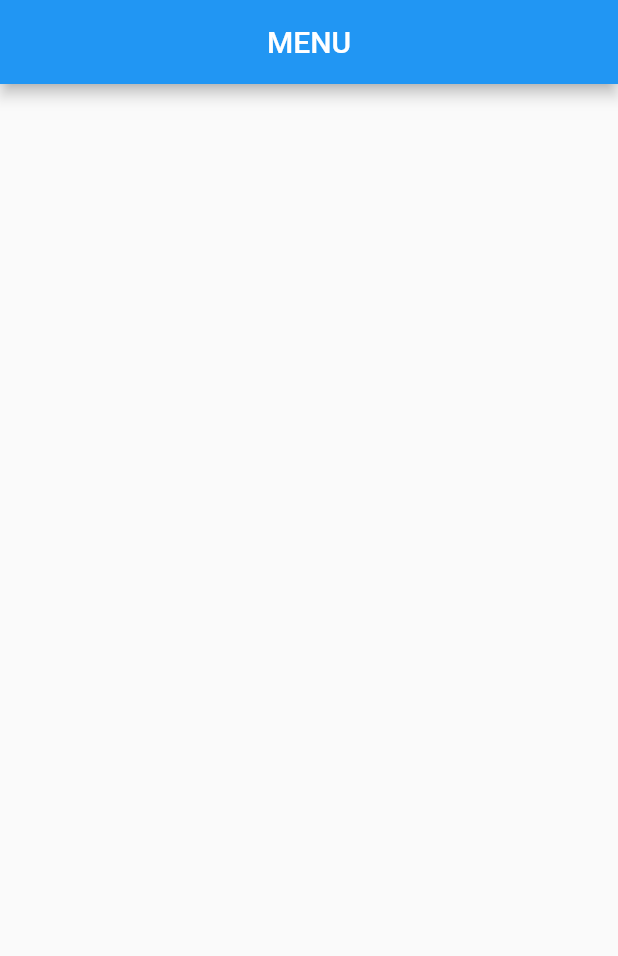
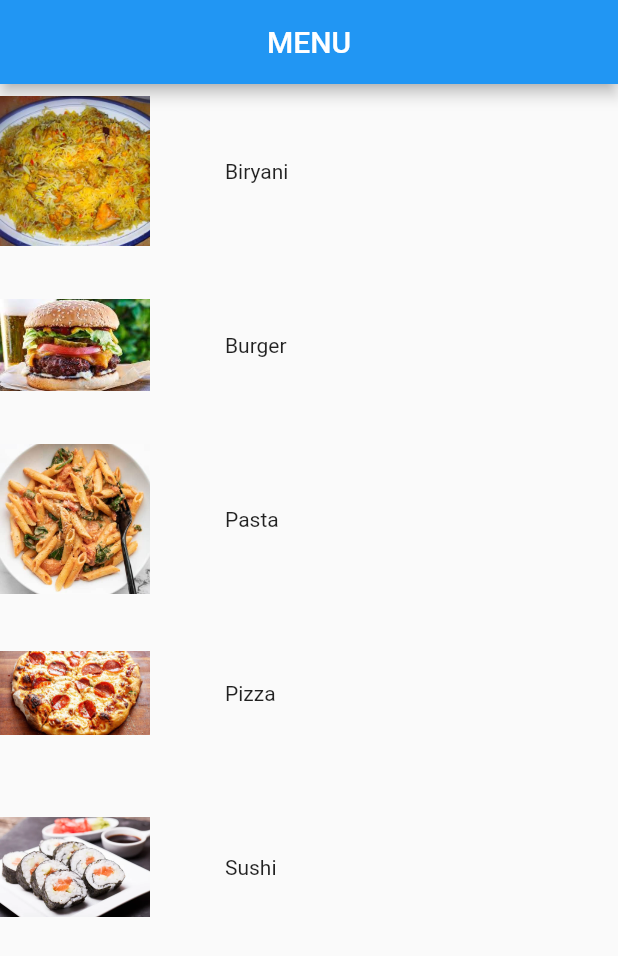
Before and after one commit to Athoob-Butaiban/Menu-App, a Flutter app: the screen it shows after launch, on a phone screen of 412 x 824 dp. Shown: the top 956 px of the screen. Run offline on Flutter 3.47's test engine with Material 2 defaults, Android fonts, the phone set to English and light mode, and no system bars.

Commit message:
menu app is working

```diff
--- /dev/null
+++ b/lib/items.dart
@@ -0,0 +1,32 @@
+// in this file the custom widget happens
+
+// linking the files by importing them
+import 'package:flutter/material.dart';
+
+import 'package:menu_app/model/dish.dart';
+
+class Items extends StatelessWidget {
+  final Dish dish; // defining dish
+
+  const Items({
+    Key? key,
+    required this.dish,
+  }) : super(key: key);
+
+  @override
+  Widget build(BuildContext context) {
+    return Row(
+      children: [
+        Image.asset(
+          dish.imagePath,
+          height: 100,
+          width: 100,
+        ),
+        Container(
+          padding: EdgeInsets.all(50),
+          child: Text(dish.name),
+        )
+      ],
+    );
+  }
+}
--- a/lib/main.dart
+++ b/lib/main.dart
@@ -1,4 +1,5 @@
 import 'package:flutter/material.dart';
+import 'package:menu_app/menu.dart';
 
 void main() {
   runApp(const MyApp());
@@ -6,8 +7,6 @@ void main() {
 
 class MyApp extends StatelessWidget {
   const MyApp({super.key});
-
-  // This widget is the root of your application.
   @override
   Widget build(BuildContext context) {
     return MaterialApp(
@@ -15,16 +14,7 @@ class MyApp extends StatelessWidget {
       theme: ThemeData(
         primarySwatch: Colors.blue,
       ),
-      home: Menu(),
+      home: Menu(), // calling the class to be run it
     );
   }
 }
-
-class Menu extends StatelessWidget {
-  @override
-  Widget build(BuildContext context) {
-    return Scaffold(
-      appBar: AppBar(centerTitle: true, title: Text("MENU")),
-    );
-  }
-}
--- /dev/null
+++ b/lib/menu.dart
@@ -0,0 +1,37 @@
+// linking the files by importing them
+import 'package:flutter/material.dart';
+import 'package:menu_app/items.dart';
+import 'package:menu_app/model/dish.dart';
+
+class Menu extends StatelessWidget {
+  Menu({super.key}); // constructor
+
+  // defining a list that carry the name and path of each item
+  var dishes = [
+    Dish(name: "Biryani", imagePath: "assets/biryani.jpg"),
+    Dish(name: "Burger", imagePath: "assets/burger.jpg"),
+    Dish(name: "Pasta", imagePath: "assets/pasta.jpg"),
+    Dish(name: "Pizza", imagePath: "assets/pizza.jpg"),
+    Dish(name: "Sushi", imagePath: "assets/sushi.jpg"),
+  ];
+
+  @override
+  Widget build(BuildContext context) {
+    return Scaffold(
+      appBar: AppBar(
+        centerTitle: true,
+        title: Text(
+          "MENU",
+        ),
+      ),
+      // making  cust widget
+      body: ListView.builder(
+        // list view is used so the user can scrol the screen
+        itemCount: dishes.length,
+        itemBuilder: ((context, index) {
+          return Items(dish: dishes[index]);
+        }),
+      ),
+    );
+  }
+}
--- /dev/null
+++ b/lib/model/dish.dart
@@ -0,0 +1,7 @@
+// make a new class for the custmized widget
+
+class Dish {
+  String name, imagePath; // defining vars
+
+  Dish({required this.name, required this.imagePath}); // class constructor
+}
```
Also changed, not shown: pubspec.yaml (+8 -4 lines), assets/biryani.jpg (added), assets/burger.jpg (added), assets/pasta.jpg (added), assets/pizza.jpg (added), assets/sushi.jpg (added).
